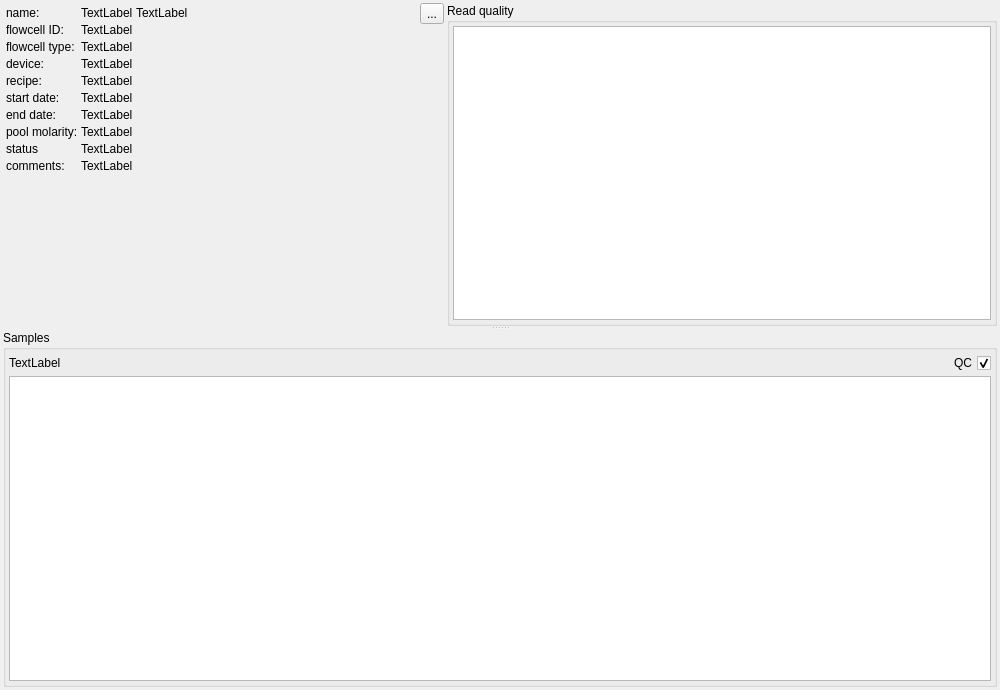
Before: the Qt Designer form src/GSvar/SequencingRunWidget.ui in imgag/ngs-bits, drawn with Qt 5.
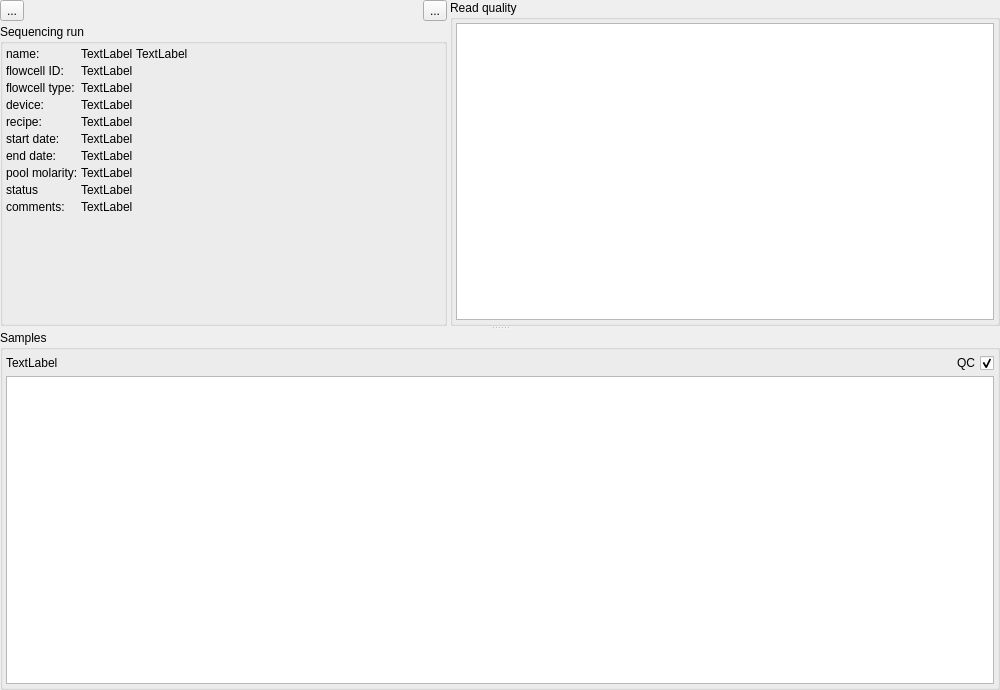
After: the same form once the commit is applied. Icons and pictures are not drawn. Custom widgets are drawn as their Qt base class.

```diff
--- a/src/GSvar/SequencingRunWidget.ui
+++ b/src/GSvar/SequencingRunWidget.ui
@@ -21,19 +21,19 @@
   </property>
   <layout class="QVBoxLayout" name="verticalLayout">
    <property name="spacing">
-    <number>3</number>
+    <number>0</number>
    </property>
    <property name="leftMargin">
-    <number>3</number>
+    <number>0</number>
    </property>
    <property name="topMargin">
-    <number>3</number>
+    <number>0</number>
    </property>
    <property name="rightMargin">
-    <number>3</number>
+    <number>0</number>
    </property>
    <property name="bottomMargin">
-    <number>3</number>
+    <number>0</number>
    </property>
    <item>
     <widget class="QSplitter" name="splitter">
@@ -44,15 +44,116 @@
       <bool>false</bool>
      </property>
      <widget class="QWidget" name="">
-      <layout class="QHBoxLayout" name="horizontalLayout_2" stretch="1,0,1">
+      <layout class="QGridLayout" name="gridLayout_2" rowstretch="0,1">
        <property name="spacing">
         <number>3</number>
        </property>
+       <item row="0" column="0">
+        <layout class="QHBoxLayout" name="horizontalLayout_2">
+         <property name="spacing">
+          <number>0</number>
+         </property>
        <item>
+          <widget class="QToolButton" name="edit_btn">
+           <property name="text">
+            <string>...</string>
+           </property>
+           <property name="icon">
+            <iconset resource="GSvar.qrc">
+             <normaloff>:/Icons/Edit.png</normaloff>:/Icons/Edit.png</iconset>
+           </property>
+          </widget>
+         </item>
+         <item>
+          <spacer name="horizontalSpacer_2">
+           <property name="orientation">
+            <enum>Qt::Horizontal</enum>
+           </property>
+           <property name="sizeHint" stdset="0">
+            <size>
+             <width>40</width>
+             <height>20</height>
+            </size>
+           </property>
+          </spacer>
+         </item>
+         <item>
+          <widget class="QToolButton" name="update_btn">
+           <property name="toolTip">
+            <string>Update displayed data.</string>
+           </property>
+           <property name="text">
+            <string>...</string>
+           </property>
+           <property name="icon">
+            <iconset resource="GSvar.qrc">
+             <normaloff>:/Icons/Refresh.png</normaloff>:/Icons/Refresh.png</iconset>
+           </property>
+           <property name="shortcut">
+            <string>F5</string>
+           </property>
+          </widget>
+         </item>
+        </layout>
+       </item>
+       <item row="0" column="1" rowspan="2">
+        <widget class="QGroupBox" name="groupBox_2">
+         <property name="minimumSize">
+          <size>
+           <width>550</width>
+           <height>200</height>
+          </size>
+         </property>
+         <property name="maximumSize">
+          <size>
+           <width>550</width>
+           <height>16777215</height>
+          </size>
+         </property>
+         <property name="title">
+          <string>Read quality</string>
+         </property>
+         <property name="flat">
+          <bool>true</bool>
+         </property>
+         <layout class="QVBoxLayout" name="verticalLayout_2">
+          <property name="spacing">
+           <number>3</number>
+          </property>
+          <property name="leftMargin">
+           <number>3</number>
+          </property>
+          <property name="topMargin">
+           <number>3</number>
+          </property>
+          <property name="rightMargin">
+           <number>3</number>
+          </property>
+          <property name="bottomMargin">
+           <number>3</number>
+          </property>
+          <item>
+           <widget class="QTableWidget" name="read_quality">
+            <attribute name="horizontalHeaderVisible">
+             <bool>true</bool>
+            </attribute>
+            <attribute name="verticalHeaderVisible">
+             <bool>false</bool>
+            </attribute>
+           </widget>
+          </item>
+         </layout>
+        </widget>
+       </item>
+       <item row="1" column="0">
+        <widget class="QGroupBox" name="groupBox_3">
+         <property name="title">
+          <string>Sequencing run</string>
+         </property>
+         <property name="flat">
+          <bool>true</bool>
+         </property>
         <layout class="QFormLayout" name="formLayout">
-         <property name="rowWrapPolicy">
-          <enum>QFormLayout::WrapLongRows</enum>
-         </property>
          <property name="horizontalSpacing">
           <number>3</number>
          </property>
@@ -69,7 +170,7 @@
           <number>3</number>
          </property>
          <property name="bottomMargin">
-          <number>9</number>
+           <number>3</number>
          </property>
          <item row="0" column="0">
           <widget class="QLabel" name="label_10">
@@ -256,91 +357,6 @@
            <property name="textInteractionFlags">
             <set>Qt::LinksAccessibleByMouse|Qt::TextSelectableByMouse</set>
            </property>
-          </widget>
-         </item>
-        </layout>
-       </item>
-       <item>
-        <layout class="QVBoxLayout" name="verticalLayout_3">
-         <property name="spacing">
-          <number>0</number>
-         </property>
-         <item>
-          <widget class="QToolButton" name="update_btn">
-           <property name="toolTip">
-            <string>Update displayed data.</string>
-           </property>
-           <property name="text">
-            <string>...</string>
-           </property>
-           <property name="icon">
-            <iconset resource="GSvar.qrc">
-             <normaloff>:/Icons/Refresh.png</normaloff>:/Icons/Refresh.png</iconset>
-           </property>
-           <property name="shortcut">
-            <string>F5</string>
-           </property>
-          </widget>
-         </item>
-         <item>
-          <spacer name="verticalSpacer">
-           <property name="orientation">
-            <enum>Qt::Vertical</enum>
-           </property>
-           <property name="sizeHint" stdset="0">
-            <size>
-             <width>5</width>
-             <height>5</height>
-            </size>
-           </property>
-          </spacer>
-         </item>
-        </layout>
-       </item>
-       <item>
-        <widget class="QGroupBox" name="groupBox_2">
-         <property name="minimumSize">
-          <size>
-           <width>550</width>
-           <height>200</height>
-          </size>
-         </property>
-         <property name="maximumSize">
-          <size>
-           <width>550</width>
-           <height>16777215</height>
-          </size>
-         </property>
-         <property name="title">
-          <string>Read quality</string>
-         </property>
-         <property name="flat">
-          <bool>true</bool>
-         </property>
-         <layout class="QVBoxLayout" name="verticalLayout_2">
-          <property name="spacing">
-           <number>3</number>
-          </property>
-          <property name="leftMargin">
-           <number>3</number>
-          </property>
-          <property name="topMargin">
-           <number>3</number>
-          </property>
-          <property name="rightMargin">
-           <number>3</number>
-          </property>
-          <property name="bottomMargin">
-           <number>3</number>
-          </property>
-          <item>
-           <widget class="QTableWidget" name="read_quality">
-            <attribute name="horizontalHeaderVisible">
-             <bool>true</bool>
-            </attribute>
-            <attribute name="verticalHeaderVisible">
-             <bool>false</bool>
-            </attribute>
            </widget>
           </item>
          </layout>
```
Left out of the diff: 3 changed lines with no effect on the pictures. Lines whose indentation alone changed are shown as unchanged.
